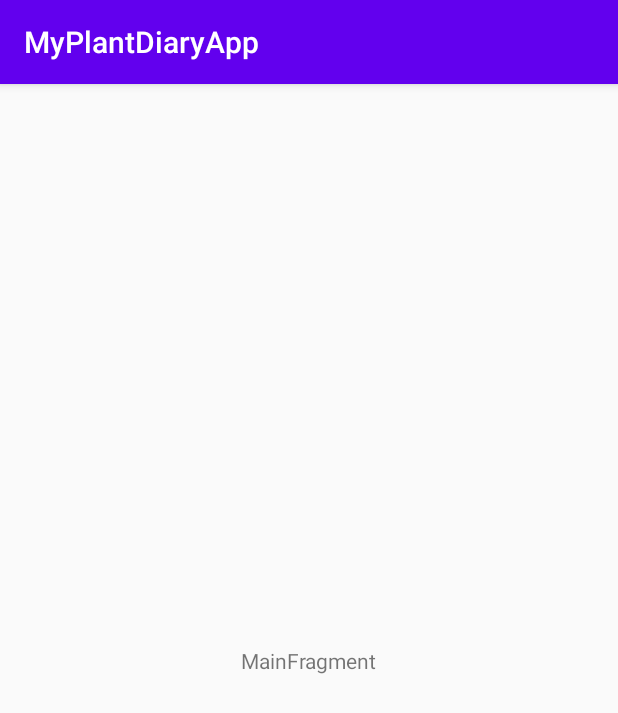
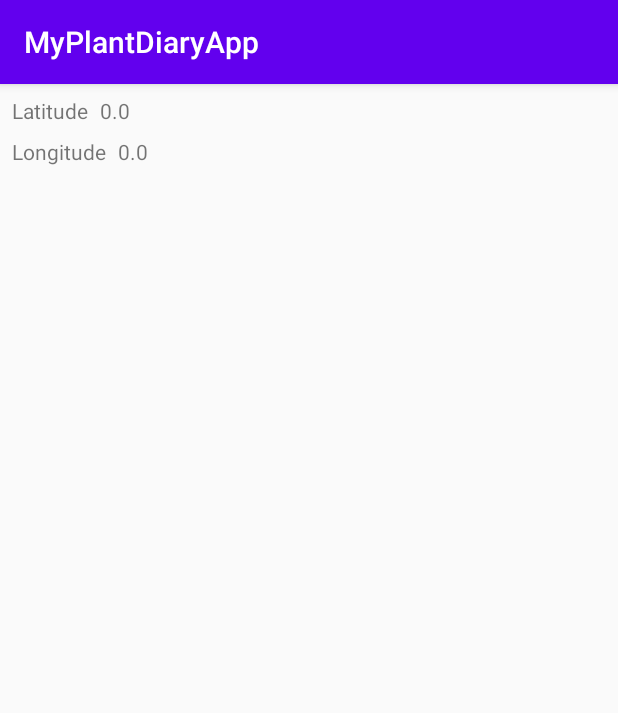
Before and after one commit to soaedu/MyPlantDiaryApp, an Android app: the screen it shows after launch (MainActivity), on a phone screen of 412 x 824 dp. Shown: the top 713 px of the screen. Run offline under Robolectric (Android 15) with nearby library versions, the phone set to English and light mode, and no system bars.

Commit message:
Add colors; start on layout.

```diff
--- a/app/src/main/res/layout/main_fragment.xml
+++ b/app/src/main/res/layout/main_fragment.xml
@@ -7,14 +7,45 @@
     android:layout_height="match_parent"
     tools:context=".ui.main.MainFragment">
 
+
     <TextView
-        android:id="@+id/message"
+        android:id="@+id/lblLatitude"
         android:layout_width="wrap_content"
         android:layout_height="wrap_content"
-        android:text="MainFragment"
-        app:layout_constraintBottom_toBottomOf="parent"
-        app:layout_constraintEnd_toEndOf="parent"
+        android:layout_marginStart="8dp"
+        android:layout_marginTop="8dp"
+        android:text="@string/latitude"
         app:layout_constraintStart_toStartOf="parent"
         app:layout_constraintTop_toTopOf="parent" />
 
+    <TextView
+        android:id="@+id/lblLongitude"
+        android:layout_width="wrap_content"
+        android:layout_height="wrap_content"
+        android:layout_marginStart="8dp"
+        android:layout_marginTop="8dp"
+        android:text="@string/longitude"
+        app:layout_constraintStart_toStartOf="parent"
+        app:layout_constraintTop_toBottomOf="@+id/lblLatitude" />
+
+    <TextView
+        android:id="@+id/textView3"
+        android:layout_width="wrap_content"
+        android:layout_height="wrap_content"
+        android:layout_marginStart="8dp"
+        android:layout_marginTop="8dp"
+        android:text="@string/zero_point_zero"
+        app:layout_constraintStart_toEndOf="@+id/lblLatitude"
+        app:layout_constraintTop_toTopOf="parent" />
+
+    <TextView
+        android:id="@+id/textView4"
+        android:layout_width="wrap_content"
+        android:layout_height="wrap_content"
+        android:layout_marginStart="8dp"
+        android:layout_marginTop="8dp"
+        android:text="@string/zero_point_zero"
+        app:layout_constraintStart_toEndOf="@+id/lblLongitude"
+        app:layout_constraintTop_toBottomOf="@+id/textView3" />
+
 </androidx.constraintlayout.widget.ConstraintLayout>
--- a/app/src/main/res/values/strings.xml
+++ b/app/src/main/res/values/strings.xml
@@ -1,3 +1,6 @@
 <resources>
     <string name="app_name">MyPlantDiaryApp</string>
+    <string name="latitude">Latitude</string>
+    <string name="longitude">Longitude</string>
+    <string name="zero_point_zero">0.0</string>
 </resources>
```
